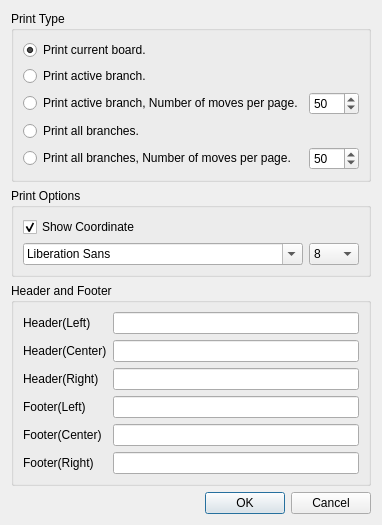
The window that printoptiondialog.ui (nullx002/mugo) describes before a commit, drawn with Qt 5.
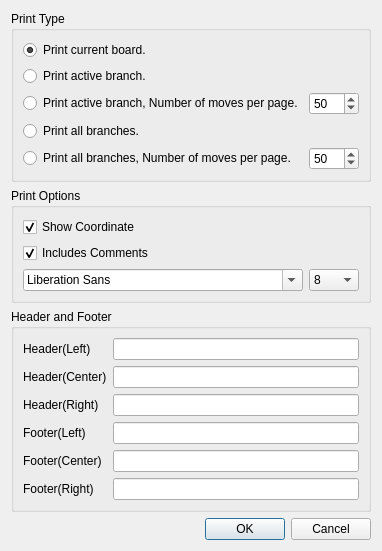
The same window after the commit.

Commit message: add: include comments on print option dialog

```diff
--- a/printoptiondialog.ui
+++ b/printoptiondialog.ui
@@ -117,6 +117,16 @@
         </property>
        </widget>
       </item>
+      <item>
+       <widget class="QCheckBox" name="includeComments">
+        <property name="text">
+         <string>Includes Comments</string>
+        </property>
+        <property name="checked">
+         <bool>true</bool>
+        </property>
+       </widget>
+      </item>
       <item>
        <layout class="QHBoxLayout" name="horizontalLayout_3">
         <item>
```
Left out of the diff: 1 changed line with no effect on the pictures. The commit also changes 5 other files.
